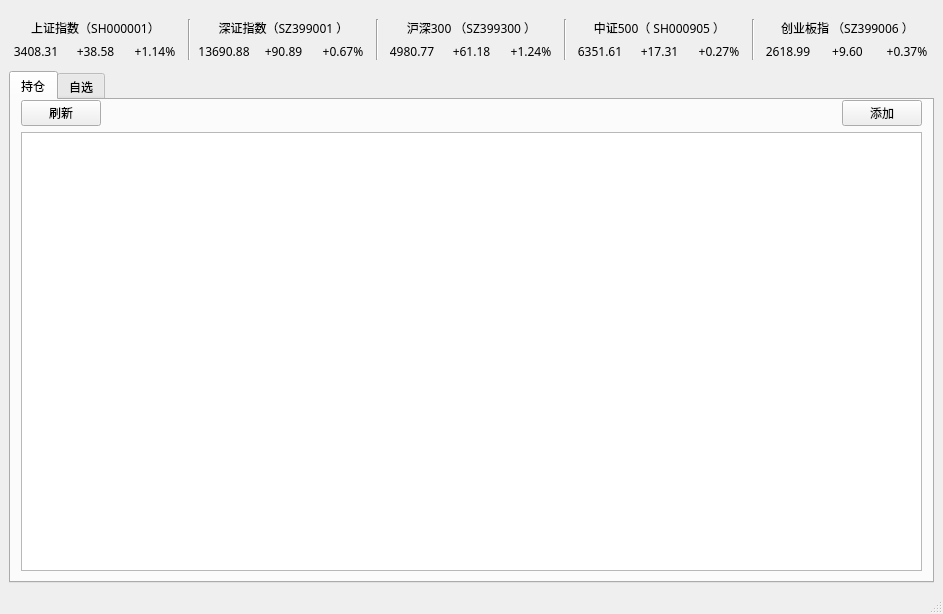
Before: the Qt Designer form ui/fundViewForm.ui in xuzhonglin/FundView, drawn with Qt 5.
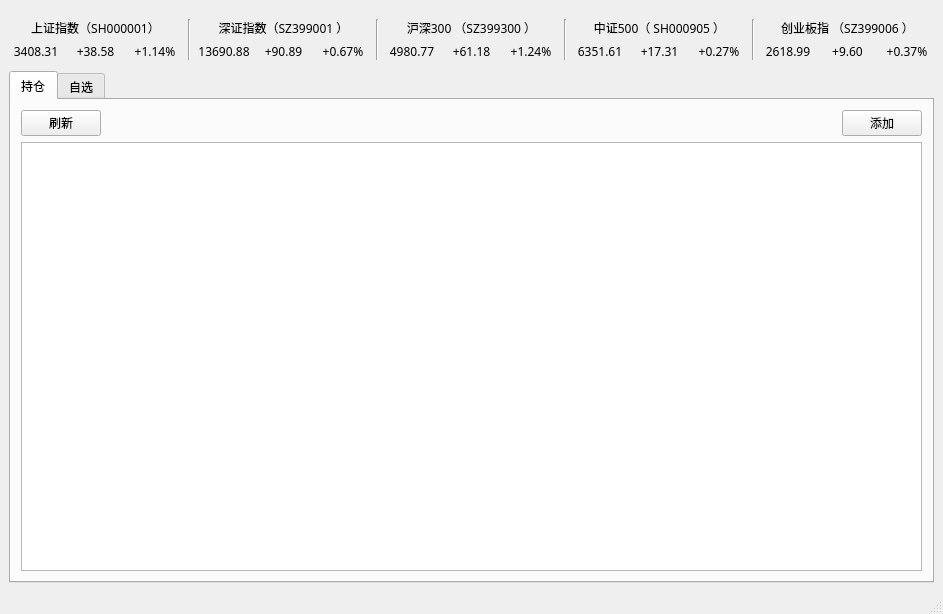
After: the same form once the commit is applied.

Commit message: 修改tabWidget内部margin

What changed in the file:
```diff
--- a/ui/fundViewForm.ui
+++ b/ui/fundViewForm.ui
@@ -63,7 +63,7 @@
            <number>10</number>
           </property>
           <property name="topMargin">
-           <number>0</number>
+           <number>10</number>
           </property>
           <property name="rightMargin">
            <number>10</number>
```
Left out of the diff: 2 changed lines with no effect on the pictures. The commit also changes 1 other file.
